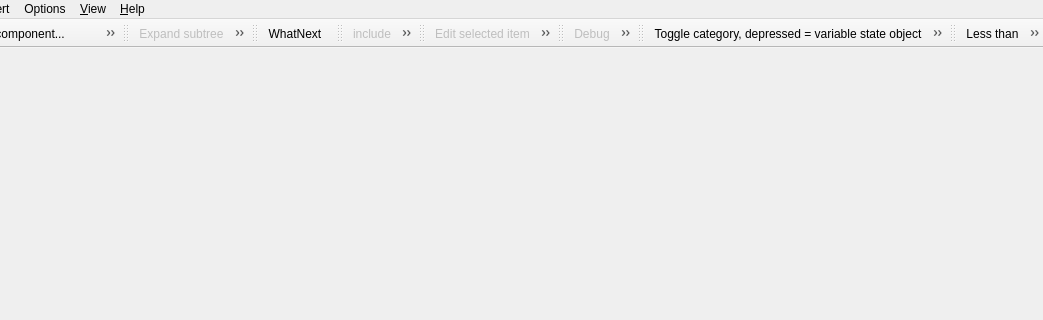
berkus/lavape, file lavape/src/LavaPE_UI/cmainframe.ui: the form before one commit; both pictures show x 139 to 1182 and y 0 to 320 of the 1182 by 685 pixel window.
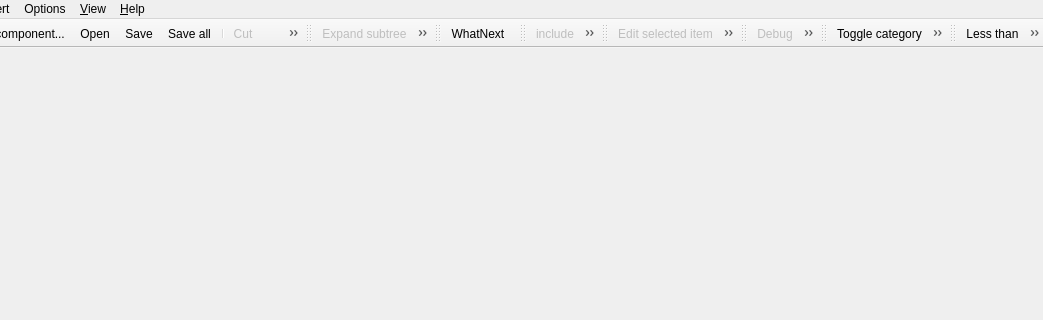
The form after the commit. Icons and pictures are not drawn.

Diff of the .ui file:
```diff
--- a/lavape/src/LavaPE_UI/cmainframe.ui
+++ b/lavape/src/LavaPE_UI/cmainframe.ui
@@ -1671,10 +1671,10 @@
      <normaloff>:/LavaExecs/res/TOOLBUTTONS/Q5_toggle.xpm</normaloff>:/LavaExecs/res/TOOLBUTTONS/Q5_toggle.xpm</iconset>
    </property>
    <property name="text" >
-    <string>Toggle category, depressed = variable state object</string>
+    <string>Toggle category</string>
    </property>
    <property name="iconText" >
-    <string>Toggle category, depressed = variable state object</string>
+    <string>Toggle category</string>
    </property>
    <property name="toolTip" >
     <string>Toggle category, depressed = variable state object</string>
```
Left out of the diff: 2 changed lines with no effect on the pictures.
